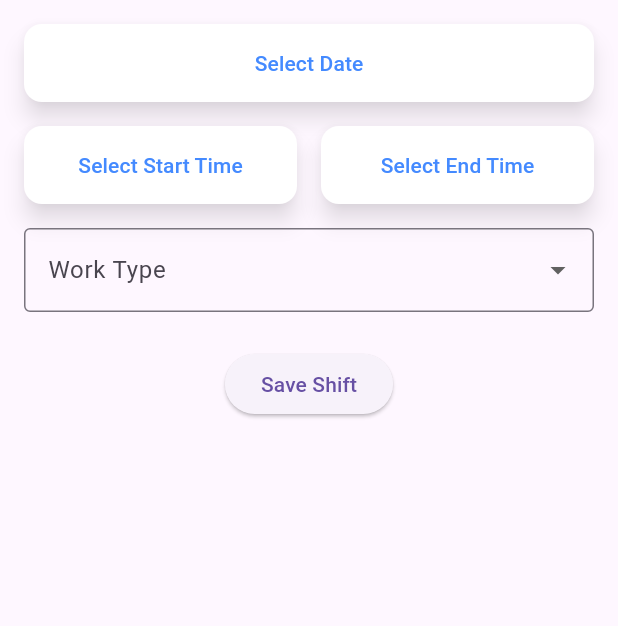
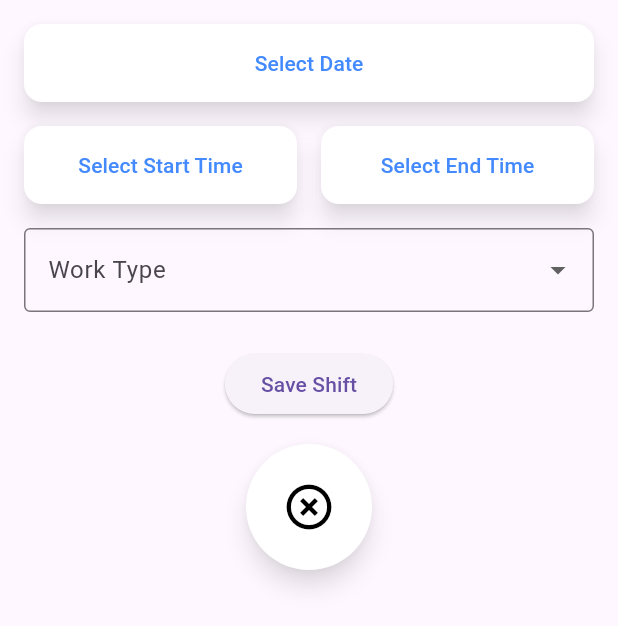
Before and after one commit to konkazazis/onion, a Flutter app: the screen it shows after launch, item 2 of the bottom bar chosen, after a tap on the "add" icon, on a phone screen of 412 x 824 dp. Shown: the top 626 px of the screen. Run offline on Flutter 3.47's test engine with Material 3 defaults, Android fonts, the phone set to English and light mode, and no system bars; our stand-ins replace cloud_firestore, firebase_core, flutter_login, table_calendar; missing offline and left inert: weekly_calendar; accounts and stored records are empty; generated files the repository leaves out were written again; network calls fail; statements that could not run were skipped.

Commit message:
added exit button

```diff
--- a/lib/shift_scheduler.dart
+++ b/lib/shift_scheduler.dart
@@ -103,13 +103,13 @@ class _ShiftSchedulerState extends State<ShiftScheduler> {
                   child: ElevatedButton(
                     style: ElevatedButton.styleFrom(
                       padding: const EdgeInsets.symmetric(vertical: 16.0),
-                      backgroundColor: Colors.white, // Button background color
-                      foregroundColor: Colors.blueAccent, // Text color
+                      backgroundColor: Colors.white,
+                      foregroundColor: Colors.blueAccent,
                       shape: RoundedRectangleBorder(
                         borderRadius: BorderRadius.circular(12.0),
                       ),
-                      elevation: 6.0, // Soft shadow
-                      shadowColor: Colors.black54, // Shadow color
+                      elevation: 6.0,
+                      shadowColor: Colors.black54,
                     ),
                     onPressed: () => _selectDate(context),
                     child: Text(
@@ -128,14 +128,13 @@ class _ShiftSchedulerState extends State<ShiftScheduler> {
                   child: ElevatedButton(
                     style: ElevatedButton.styleFrom(
                       padding: const EdgeInsets.symmetric(vertical: 16.0),
-                      backgroundColor:
-                          Colors.white, // Customize your preferred color
-                      foregroundColor: Colors.blueAccent, // Text color
+                      backgroundColor: Colors.white,
+                      foregroundColor: Colors.blueAccent,
                       shape: RoundedRectangleBorder(
                         borderRadius: BorderRadius.circular(12.0),
                       ),
-                      elevation: 6.0, // Adds a soft shadow
-                      shadowColor: Colors.black54, // Shadow color
+                      elevation: 6.0,
+                      shadowColor: Colors.black54,
                     ),
                     onPressed: () => _selectTime(context, true),
                     child: Text(
@@ -150,14 +149,13 @@ class _ShiftSchedulerState extends State<ShiftScheduler> {
                   child: ElevatedButton(
                     style: ElevatedButton.styleFrom(
                       padding: const EdgeInsets.symmetric(vertical: 16.0),
-                      backgroundColor:
-                          Colors.white, // Customize your preferred color
-                      foregroundColor: Colors.blueAccent, // Text color
+                      backgroundColor: Colors.white,
+                      foregroundColor: Colors.blueAccent,
                       shape: RoundedRectangleBorder(
                         borderRadius: BorderRadius.circular(12.0),
                       ),
-                      elevation: 6.0, // Adds a soft shadow
-                      shadowColor: Colors.black54, // Shadow color
+                      elevation: 6.0,
+                      shadowColor: Colors.black54,
                     ),
                     onPressed: () => _selectTime(context, false),
                     child: Text(
@@ -192,6 +190,31 @@ class _ShiftSchedulerState extends State<ShiftScheduler> {
                 child: const Text('Save Shift'),
               ),
             ),
+            const SizedBox(height: 16),
+            // 🚀 Added Cancel Button Below
+            Align(
+              alignment: Alignment.bottomCenter,
+              child: Padding(
+                padding: const EdgeInsets.only(
+                    bottom: 24.0), // Adjust padding as needed
+                child: ElevatedButton(
+                  onPressed: () => Navigator.pop(context),
+                  style: ElevatedButton.styleFrom(
+                    backgroundColor: Colors.white,
+                    foregroundColor: Colors.black,
+                    shape: const CircleBorder(), // Fully round button
+                    padding: const EdgeInsets.all(
+                        24.0), // Increase for a bigger button
+                    elevation: 6.0,
+                    shadowColor: Colors.black54,
+                  ),
+                  child: const Icon(
+                    Icons.highlight_off,
+                    size: 36.0, // Bigger icon
+                  ),
+                ),
+              ),
+            ),
           ],
         ),
       ),
```
